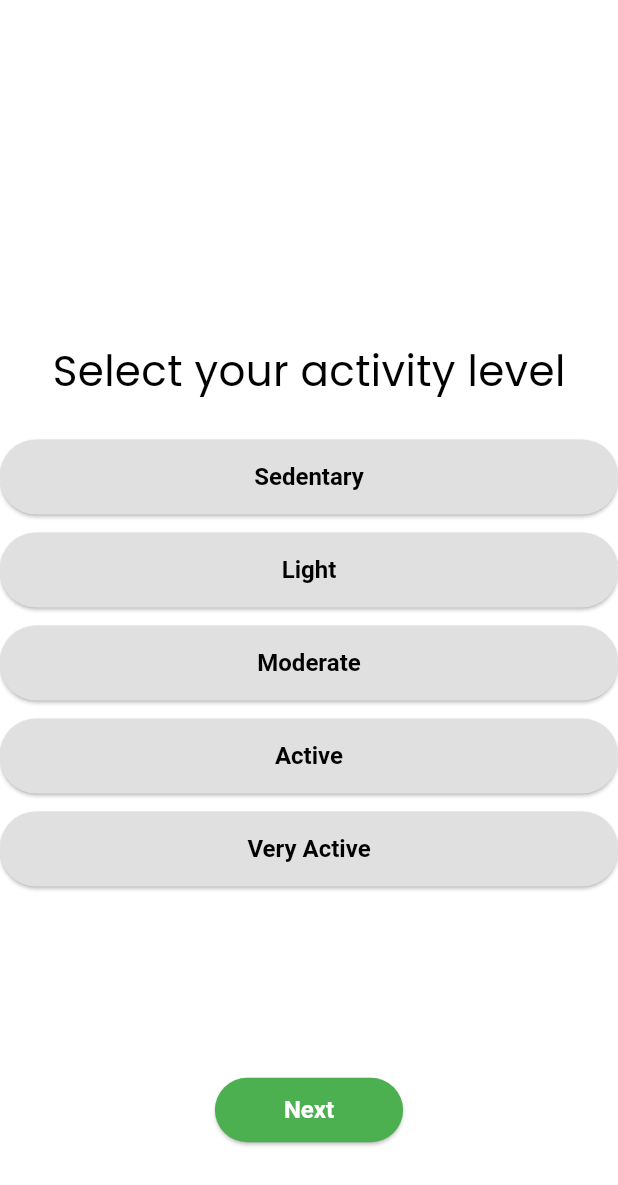
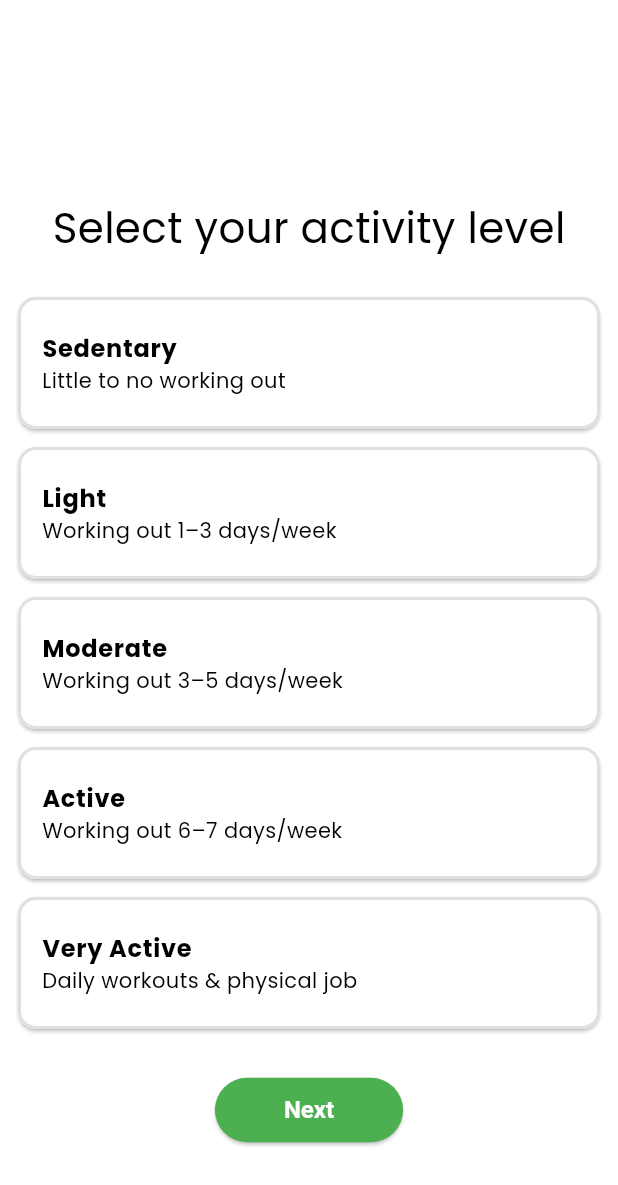
Before and after one commit to VGoychev/calorie_calculator, a Flutter app: the SetupView screen opened directly with empty values, swiped to page 4, on a phone screen of 412 x 824 dp. Shown: the top 1185 px of the screen. Run offline on Flutter 3.47's test engine with Material 3 defaults, Android fonts, the phone set to English and light mode, and no system bars; our stand-ins replace cloud_firestore, firebase_auth, firebase_core, flutter_signin_button, google_fonts, google_sign_in and 4 more; missing offline and left inert: flutter_facebook_auth, wheel_picker; accounts and stored records are empty; generated files the repository leaves out were written again.

Commit message:
Updated the UI for the activity_level_selector for better UX

```diff
--- a/lib/screens/setup/activity_level_selector/activity_level_selector.dart
+++ b/lib/screens/setup/activity_level_selector/activity_level_selector.dart
@@ -13,34 +13,74 @@ class _ActivityLevelSelectorState extends State<ActivityLevelSelector> {
   String selectedLevel = '';
 
   final activityLevels = [
-    'Sedentary',
-    'Light',
-    'Moderate',
-    'Active',
-    'Very Active',
+    {
+      "title": "Sedentary",
+      "subtitle": "Little to no working out",
+    },
+    {
+      "title": "Light",
+      "subtitle": "Working out 1–3 days/week",
+    },
+    {
+      "title": "Moderate",
+      "subtitle": "Working out 3–5 days/week",
+    },
+    {
+      "title": "Active",
+      "subtitle": "Working out 6–7 days/week",
+    },
+    {
+      "title": "Very Active",
+      "subtitle": "Daily workouts & physical job",
+    },
   ];
 
   @override
   Widget build(BuildContext context) {
     return Column(
       children: activityLevels.map((level) {
-        final isSelected = level == selectedLevel;
+        final isSelected = level["title"] == selectedLevel;
         return Padding(
           padding: const EdgeInsets.symmetric(vertical: 6),
-          child: ElevatedButton(
-            style: ElevatedButton.styleFrom(
-              backgroundColor:
-                  isSelected ? Colors.blue : Colors.grey[300],
-              foregroundColor: isSelected ? Colors.white : Colors.black,
-              minimumSize: Size(double.infinity, 50),
+          child: InkWell(
+            borderRadius: BorderRadius.circular(12),
+            onTap: () {
+              setState(() {
+                selectedLevel = level["title"]!;
+              });
+              widget.onSelected(level["title"]!); // notify parent
+            },
+            child: Card(
+              elevation: isSelected ? 4 : 1,
+              margin: EdgeInsets.fromLTRB(12, 0, 12, 0),
+              shape: RoundedRectangleBorder(
+                borderRadius: BorderRadius.circular(12),
+                side: BorderSide(
+                  color: isSelected
+                      ? Theme.of(context).colorScheme.primary
+                      : Colors.grey.shade300,
+                  width: 2,
+                ),
+              ),
+              child: ListTile(
+                contentPadding:
+                    const EdgeInsets.symmetric(horizontal: 16, vertical: 8),
+                title: Text(
+                  level["title"]!,
+                  style: TextStyle(
+                    fontWeight: FontWeight.bold,
+                    color: isSelected
+                        ? Theme.of(context).colorScheme.primary
+                        : Theme.of(context).colorScheme.onSurface,
+                  ),
+                ),
+                subtitle: Text(level["subtitle"]!),
+                trailing: isSelected
+                    ? Icon(Icons.check_circle,
+                        color: Theme.of(context).colorScheme.primary)
+                    : null,
+              ),
             ),
-            onPressed: () {
-              setState(() {
-                selectedLevel = level;
-              });
-              widget.onSelected(level); // notify parent
-            },
-            child: Text(level),
           ),
         );
       }).toList(),
--- a/lib/screens/welcome/welcome_view.dart
+++ b/lib/screens/welcome/welcome_view.dart
@@ -79,7 +79,7 @@ class WelcomeView extends StatelessWidget {
               ),
             ),
             Positioned(
-                bottom: 100,
+                bottom: 60,
                 child:
                     ElevatedButton(onPressed: state.onContinueClick, child: Text('Let\'s Get Started!', style: TextStyle(color: Colors.white),)))
           ],
```
